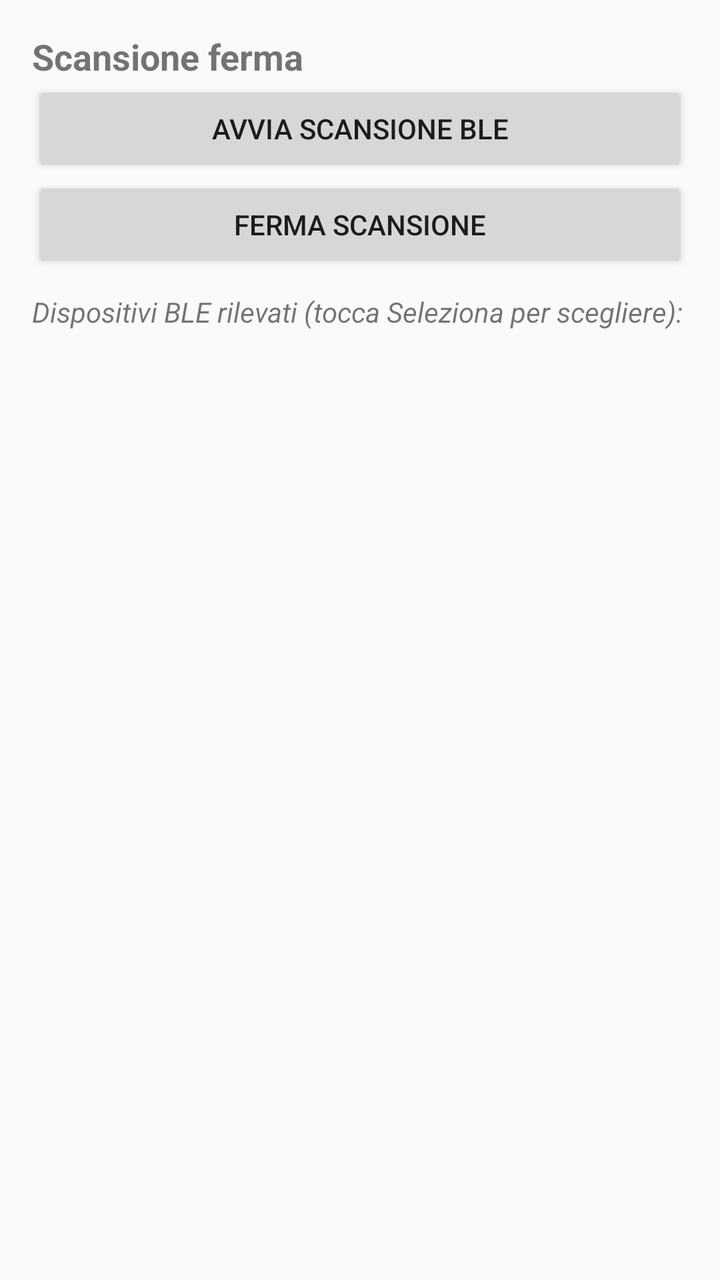
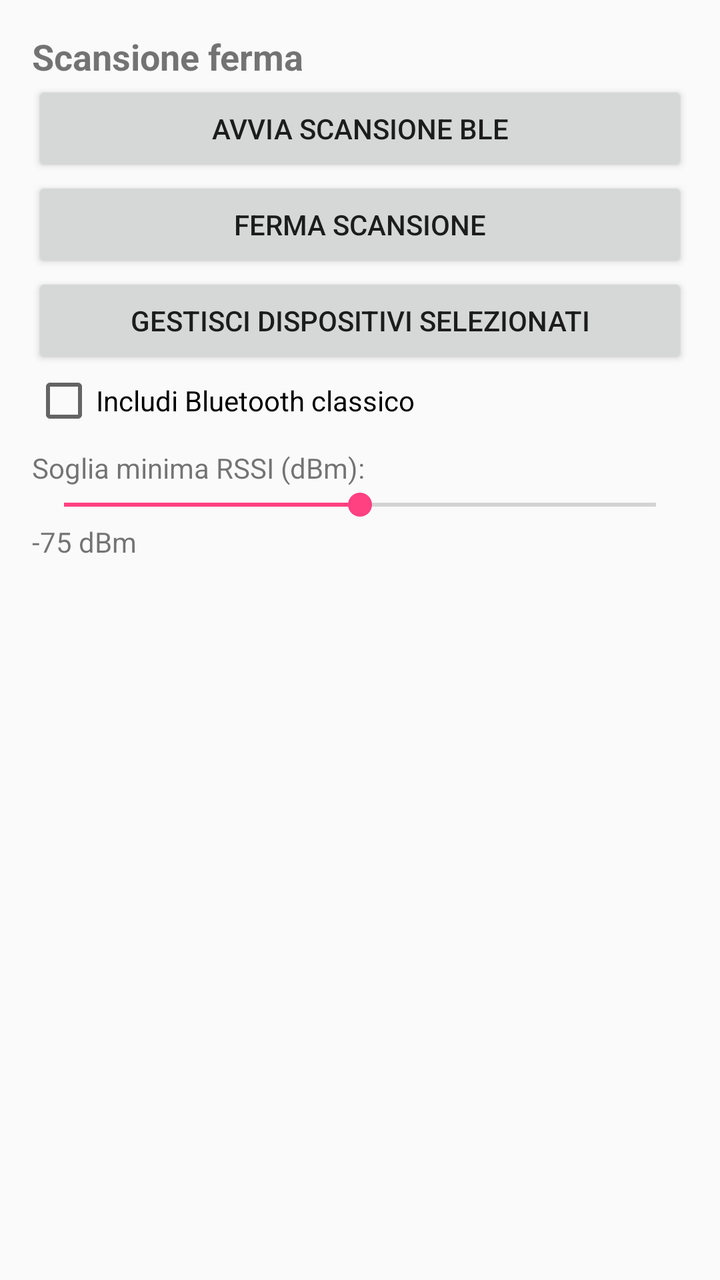

Screens rendered from an Android XML layout before and after an edit, with the pre-edit source and the edit as a unified diff.
<!-- AndroidManifest.xml: application theme AppTheme -->
<!-- res/layout/activity_main.xml -->
<?xml version="1.0" encoding="utf-8"?>
<LinearLayout xmlns:android="http://schemas.android.com/apk/res/android"
    android:layout_width="match_parent"
    android:layout_height="match_parent"
    android:orientation="vertical"
    android:padding="16dp">

    <TextView
        android:id="@+id/statusText"
        android:layout_width="wrap_content"
        android:layout_height="wrap_content"
        android:text="Scansione ferma"
        android:textSize="18sp"
        android:textStyle="bold" />

    <Button
        android:id="@+id/startButton"
        android:layout_width="match_parent"
        android:layout_height="wrap_content"
        android:text="Avvia scansione BLE" />

    <Button
        android:id="@+id/stopButton"
        android:layout_width="match_parent"
        android:layout_height="wrap_content"
        android:text="Ferma scansione" />

    <TextView
        android:layout_width="wrap_content"
        android:layout_height="wrap_content"
        android:layout_marginTop="10dp"
        android:text="Dispositivi BLE rilevati (tocca Seleziona per scegliere):"
        android:textStyle="italic" />

    <ListView
        android:id="@+id/deviceListView"
        android:layout_width="match_parent"
        android:layout_height="0dp"
        android:layout_weight="1"
        android:divider="@android:color/darker_gray"
        android:dividerHeight="1dp" />
</LinearLayout>
<!-- resources referenced by this layout -->
<resources>
  <style name="AppTheme" parent="Theme.AppCompat.Light.DarkActionBar">
          <item name="colorPrimary">#3F51B5</item>
          <item name="colorPrimaryDark">#303F9F</item>
          <item name="colorAccent">#FF4081</item>
      </style>
</resources>

<!-- the commit's change to res/layout/activity_main.xml (unified diff, before → after) -->
@@ -25,12 +25,36 @@
         android:layout_height="wrap_content"
         android:text="Ferma scansione" />
 
+    <Button
+        android:id="@+id/manageButton"
+        android:layout_width="match_parent"
+        android:layout_height="wrap_content"
+        android:text="Gestisci dispositivi selezionati" />
+
+    <CheckBox
+        android:id="@+id/includeClassicCheckBox"
+        android:layout_width="wrap_content"
+        android:layout_height="wrap_content"
+        android:text="Includi Bluetooth classico" />
+
     <TextView
         android:layout_width="wrap_content"
         android:layout_height="wrap_content"
-        android:layout_marginTop="10dp"
-        android:text="Dispositivi BLE rilevati (tocca Seleziona per scegliere):"
-        android:textStyle="italic" />
+        android:layout_marginTop="8dp"
+        android:text="Soglia minima RSSI (dBm):" />
+
+    <SeekBar
+        android:id="@+id/rssiSeekBar"
+        android:layout_width="match_parent"
+        android:layout_height="wrap_content"
+        android:max="50"
+        android:progress="25" />
+
+    <TextView
+        android:id="@+id/rssiValueText"
+        android:layout_width="wrap_content"
+        android:layout_height="wrap_content"
+        android:text="-75 dBm" />
 
     <ListView
         android:id="@+id/deviceListView"
